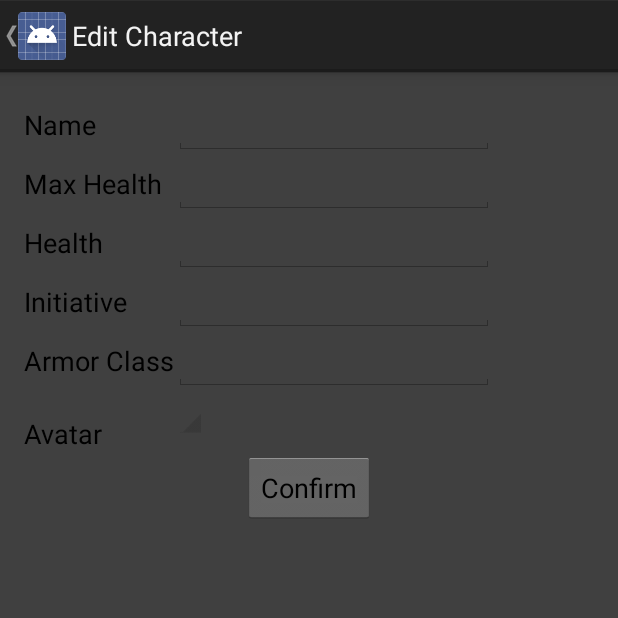
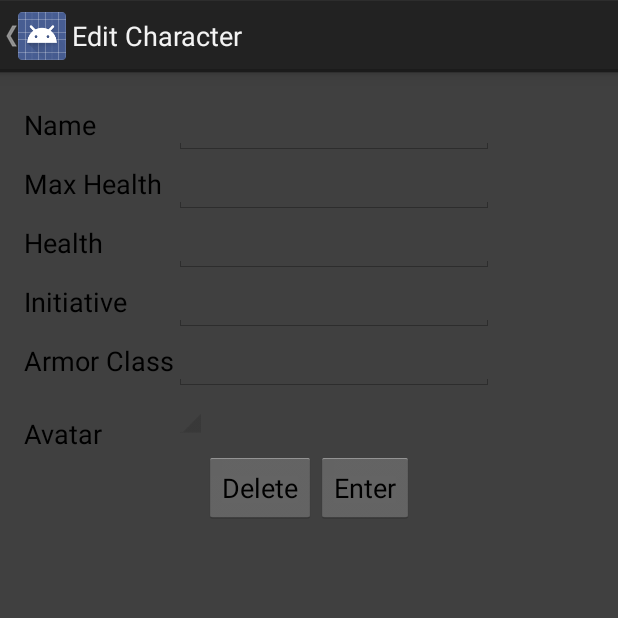
Before and after one commit to Twood76/dmdenc2, an Android app: the CharacterEditActivity screen opened directly, with no data from a screen before it, on a phone screen of 412 x 824 dp, the top half of it. Run offline under Robolectric (Android 15) with nearby library versions, the phone set to English and light mode, and no system bars; 5 statements that could not run were skipped.

Commit message:
Added Deleting Functionality

```diff
--- a/app/src/main/java/com/ricky/encounterassistant/databases/CharacterDB.java
+++ b/app/src/main/java/com/ricky/encounterassistant/databases/CharacterDB.java
@@ -89,6 +89,11 @@ public class CharacterDB {
         }
     }
 
+    public void removeCharacter(UUID id) {
+        database.delete(DATABASE_TABLE,
+                KEY_ID + " = ?", new String[] {id.toString()});
+    }
+
     public Character extractCharacter(UUID id) {
         Cursor cursor = getCharacterCursor(id);
         cursor.moveToFirst();
--- a/app/src/main/java/com/ricky/encounterassistant/ui/activities/CharacterEditActivity.java
+++ b/app/src/main/java/com/ricky/encounterassistant/ui/activities/CharacterEditActivity.java
@@ -22,11 +22,14 @@ import java.util.UUID;
  */
 public class CharacterEditActivity extends Activity {
     private static final String TAG = "characterEditActivity";
+
     public static final String EXTRA_NAME = "com.ricky.encounterassistant.name";
     public static final String EXTRA_HEALTH = "com.ricky.encounterassistant.health";
     public static final String EXTRA_MAX_HEALTH = "com.ricky.encounterassistant.maxhealth";
     public static final String EXTRA_INITIATIVE = "com.ricky.encounterassistant.initiative";
     public static final String EXTRA_AC = "com.ricky.encounterassistant.ac";
+
+    public static final int RESULT_DELETE = 1;
 
     private EditText nameEditText;
     private EditText healthEditText;
@@ -34,6 +37,7 @@ public class CharacterEditActivity extends Activity {
     private EditText initiativeEditText;
     private EditText acEditText;
     private Button confirmButton;
+    private Button deleteButton;
 
     @Override
     protected void onCreate(Bundle savedInstanceState) {
@@ -109,12 +113,13 @@ public class CharacterEditActivity extends Activity {
         });
 
         confirmButton = (Button) findViewById(R.id.character_edit_confirmButton);
-        confirmButton.setOnClickListener(new View.OnClickListener() {
-            @Override
-            public void onClick(View view) {
+        deleteButton = (Button) findViewById(R.id.character_edit_deleteButton);
+    }
+
+    public void enterButton(View view) {
         if (nameEditText.getText().toString().equals("") || maxHealthEditText.getText().toString().equals("") ||
                 initiativeEditText.getText().toString().equals("") || acEditText.getText().toString().equals("")) {
-                    Toast toast = Toast.makeText(CharacterEditActivity.this, "Fill Out All Fields", Toast.LENGTH_SHORT);
+            Toast toast = Toast.makeText(this, "Fill Out All Fields", Toast.LENGTH_SHORT);
             toast.show();
             return;
         }
@@ -129,7 +134,10 @@ public class CharacterEditActivity extends Activity {
         setResult(RESULT_OK, intent);
         finish();
     }
-        });
+
+    public void deleteButton(View view) {
+        setResult(RESULT_FIRST_USER + RESULT_DELETE);
+        finish();
     }
 
     @Override
--- a/app/src/main/res/layout/activity_character_edit.xml
+++ b/app/src/main/res/layout/activity_character_edit.xml
@@ -135,13 +135,24 @@
             android:layout_column="1"/>
     </GridLayout>
 
-    <Button
-        android:layout_row="6"
-        android:layout_column="1"
-        android:text="Confirm"
-        android:id="@+id/character_edit_confirmButton"
-        android:layout_gravity="center_horizontal"
-        android:layout_width="wrap_content"
-        android:layout_height="wrap_content"/>
+    <LinearLayout
+        android:layout_width="match_parent"
+        android:layout_height="wrap_content"
+        android:orientation="horizontal"
+        android:gravity="center_horizontal">
 
+        <Button
+            android:text="Delete"
+            android:id="@+id/character_edit_deleteButton"
+            android:layout_width="wrap_content"
+            android:onClick="deleteButton"
+            android:layout_height="wrap_content"/>
+
+        <Button
+            android:text="Enter"
+            android:id="@+id/character_edit_confirmButton"
+            android:onClick="enterButton"
+            android:layout_width="wrap_content"
+            android:layout_height="wrap_content"/>
+    </LinearLayout>
 </LinearLayout>
```
Also changed, not shown: app/src/main/java/com/ricky/encounterassistant/ui/activities/CharacterActivity.java (+17 -4 lines), app/src/main/java/com/ricky/encounterassistant/ui/activities/StartActivity.java (+7 -7 lines). Lines whose indentation alone changed are shown as unchanged.
